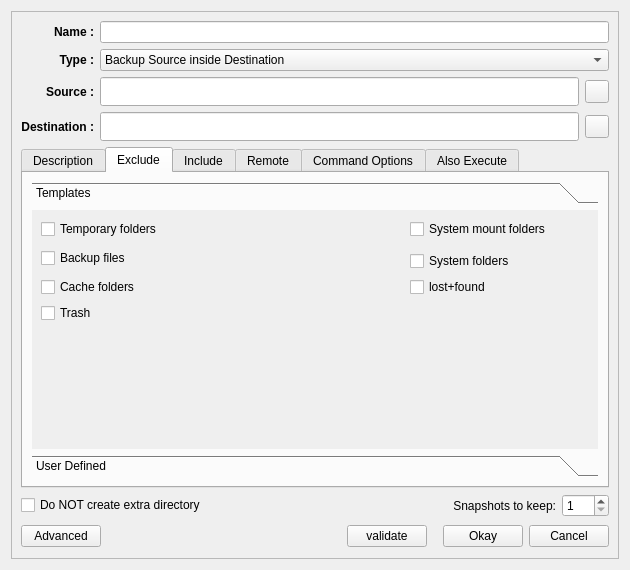
This is ui/modifyDialog.ui in hsbasu/luckybackup as Qt 5 draws it before an edit. The edited form follows.
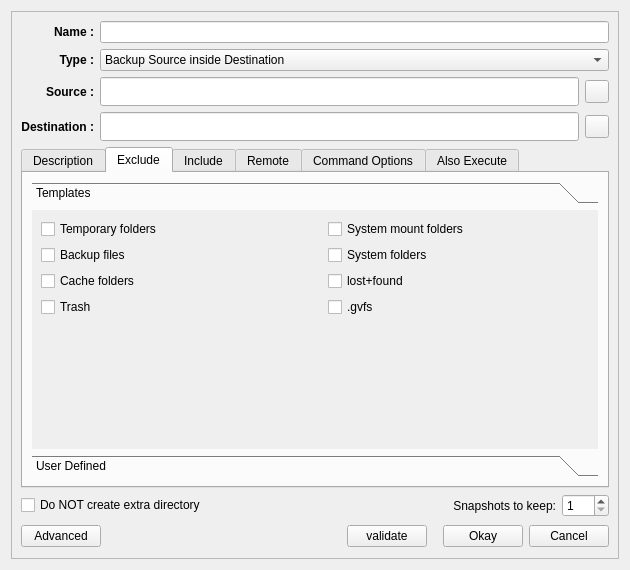
This is the edited form. The open tabs and pages were chosen to show the change. Icons and pictures are not drawn.

```diff
--- a/ui/modifyDialog.ui
+++ b/ui/modifyDialog.ui
@@ -362,15 +362,15 @@
                <rect>
                 <x>0</x>
                 <y>0</y>
-                <width>278</width>
-                <height>112</height>
+                <width>582</width>
+                <height>239</height>
                </rect>
               </property>
               <attribute name="label">
                <string>Templates</string>
               </attribute>
               <layout class="QGridLayout" name="gridLayout_11">
-               <item row="0" column="0" colspan="2">
+               <item row="0" column="0">
                 <widget class="QCheckBox" name="checkBox_excludeTemp">
                  <property name="sizePolicy">
                   <sizepolicy hsizetype="Minimum" vsizetype="Minimum">
@@ -444,7 +444,7 @@
                  </property>
                 </widget>
                </item>
-               <item row="1" column="0" rowspan="2" colspan="3">
+               <item row="1" column="0">
                 <widget class="QCheckBox" name="checkBox_excludeBackup">
                  <property name="sizePolicy">
                   <sizepolicy hsizetype="Minimum" vsizetype="Minimum">
@@ -487,7 +487,7 @@
                  </property>
                 </widget>
                </item>
-               <item row="2" column="2">
+               <item row="1" column="2">
                 <widget class="QCheckBox" name="checkBox_excludeSystem">
                  <property name="sizePolicy">
                   <sizepolicy hsizetype="Minimum" vsizetype="Minimum">
@@ -524,7 +524,7 @@
                  </property>
                 </widget>
                </item>
-               <item row="4" column="0">
+               <item row="2" column="0">
                 <widget class="QCheckBox" name="checkBox_excludeCache">
                  <property name="sizePolicy">
                   <sizepolicy hsizetype="Minimum" vsizetype="Minimum">
@@ -561,7 +561,44 @@
                  </property>
                 </widget>
                </item>
-               <item row="5" column="0" colspan="3">
+               <item row="2" column="2">
+                <widget class="QCheckBox" name="checkBox_excludeLostFound">
+                 <property name="sizePolicy">
+                  <sizepolicy hsizetype="Minimum" vsizetype="Minimum">
+                   <horstretch>0</horstretch>
+                   <verstretch>0</verstretch>
+                  </sizepolicy>
+                 </property>
+                 <property name="maximumSize">
+                  <size>
+                   <width>16777215</width>
+                   <height>16777215</height>
+                  </size>
+                 </property>
+                 <property name="font">
+                  <font>
+                   <weight>50</weight>
+                   <bold>false</bold>
+                  </font>
+                 </property>
+                 <property name="cursor">
+                  <cursorShape>PointingHandCursor</cursorShape>
+                 </property>
+                 <property name="toolTip">
+                  <string>Exclude all &quot;lost+found&quot; folders (**/lost+found*/)</string>
+                 </property>
+                 <property name="layoutDirection">
+                  <enum>Qt::LeftToRight</enum>
+                 </property>
+                 <property name="text">
+                  <string>lost+found</string>
+                 </property>
+                 <property name="checked">
+                  <bool>false</bool>
+                 </property>
+                </widget>
+               </item>
+               <item row="3" column="0">
                 <widget class="QCheckBox" name="checkBox_excludeTrash">
                  <property name="sizePolicy">
                   <sizepolicy hsizetype="Minimum" vsizetype="Minimum">
@@ -598,7 +635,44 @@
                  </property>
                 </widget>
                </item>
-               <item row="6" column="0" colspan="3">
+               <item row="3" column="2">
+                <widget class="QCheckBox" name="checkBox_excludeGVFS">
+                 <property name="sizePolicy">
+                  <sizepolicy hsizetype="Minimum" vsizetype="Minimum">
+                   <horstretch>0</horstretch>
+                   <verstretch>0</verstretch>
+                  </sizepolicy>
+                 </property>
+                 <property name="maximumSize">
+                  <size>
+                   <width>16777215</width>
+                   <height>16777215</height>
+                  </size>
+                 </property>
+                 <property name="font">
+                  <font>
+                   <weight>50</weight>
+                   <bold>false</bold>
+                  </font>
+                 </property>
+                 <property name="cursor">
+                  <cursorShape>PointingHandCursor</cursorShape>
+                 </property>
+                 <property name="toolTip">
+                  <string>Exclude all user's .gvfs folders (**/.gvfs/)</string>
+                 </property>
+                 <property name="layoutDirection">
+                  <enum>Qt::LeftToRight</enum>
+                 </property>
+                 <property name="text">
+                  <string notr="true">.gvfs</string>
+                 </property>
+                 <property name="checked">
+                  <bool>false</bool>
+                 </property>
+                </widget>
+               </item>
+               <item row="4" column="1">
                 <spacer name="verticalSpacer">
                  <property name="orientation">
                   <enum>Qt::Vertical</enum>
@@ -611,43 +685,6 @@
                  </property>
                 </spacer>
                </item>
-               <item row="4" column="2">
-                <widget class="QCheckBox" name="checkBox_excludeLostFound">
-                 <property name="sizePolicy">
-                  <sizepolicy hsizetype="Minimum" vsizetype="Minimum">
-                   <horstretch>0</horstretch>
-                   <verstretch>0</verstretch>
-                  </sizepolicy>
-                 </property>
-                 <property name="maximumSize">
-                  <size>
-                   <width>16777215</width>
-                   <height>16777215</height>
-                  </size>
-                 </property>
-                 <property name="font">
-                  <font>
-                   <weight>50</weight>
-                   <bold>false</bold>
-                  </font>
-                 </property>
-                 <property name="cursor">
-                  <cursorShape>PointingHandCursor</cursorShape>
-                 </property>
-                 <property name="toolTip">
-                  <string>Exclude all &quot;lost+found&quot; folders (**/lost+found*/)</string>
-                 </property>
-                 <property name="layoutDirection">
-                  <enum>Qt::LeftToRight</enum>
-                 </property>
-                 <property name="text">
-                  <string>lost+found</string>
-                 </property>
-                 <property name="checked">
-                  <bool>false</bool>
-                 </property>
-                </widget>
-               </item>
               </layout>
              </widget>
              <widget class="QWidget" name="exclude_user">
```
Left out of the diff: 135 changed lines with no effect on the pictures.
